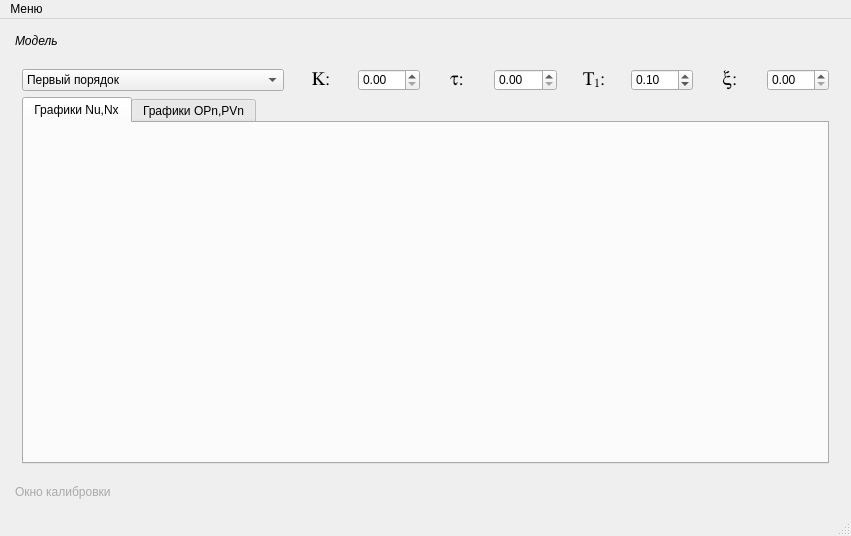
First picture: the form in testPlot/testplot.ui, repository vazgmik/testPlot, before the edit.
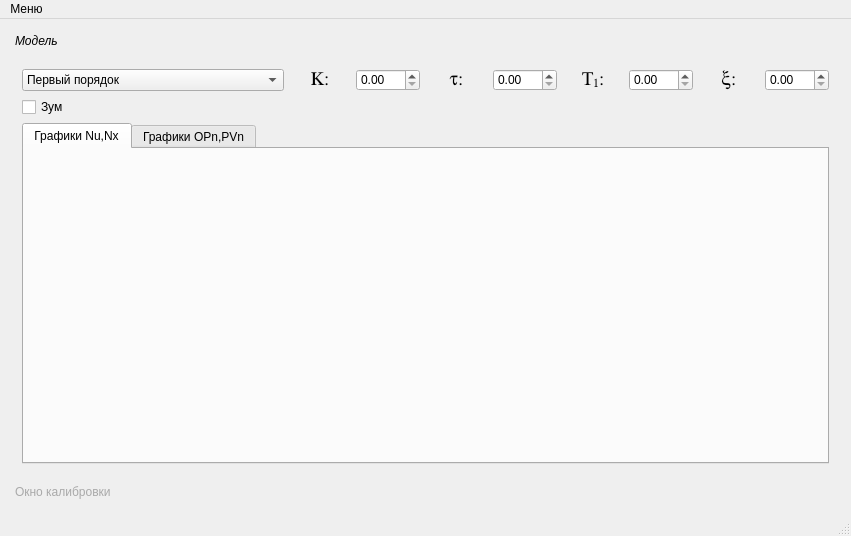
Second picture: the form after the edit. Custom widgets are drawn as their Qt base class.

Commit message: add scale(zoom,drag),save/load(settings and graph data )

What changed in the file:
```diff
--- a/testPlot/testplot.ui
+++ b/testPlot/testplot.ui
@@ -19,6 +19,15 @@
      <layout class="QVBoxLayout" name="verticalLayout_4">
       <item>
        <widget class="QToolBox" name="toolBox">
+        <property name="enabled">
+         <bool>true</bool>
+        </property>
+        <property name="sizePolicy">
+         <sizepolicy hsizetype="Preferred" vsizetype="Minimum">
+          <horstretch>0</horstretch>
+          <verstretch>0</verstretch>
+         </sizepolicy>
+        </property>
         <property name="styleSheet">
          <string notr="true">QToolBox::tab {
      background: qlineargradient(x1: 0, y1: 0, x2: 0, y2: 1,
@@ -36,6 +45,9 @@
         <property name="currentIndex">
          <number>0</number>
         </property>
+        <property name="tabSpacing">
+         <number>6</number>
+        </property>
         <widget class="QWidget" name="pmodel">
          <property name="geometry">
           <rect>
@@ -88,7 +100,11 @@
                </widget>
               </item>
               <item>
-               <widget class="QDoubleSpinBox" name="spGain"/>
+               <widget class="QDoubleSpinBox" name="sbGain">
+                <property name="maximum">
+                 <double>500.990000000000009</double>
+                </property>
+               </widget>
               </item>
               <item>
                <widget class="QLabel" name="lb_Delay">
@@ -103,7 +119,11 @@
                </widget>
               </item>
               <item>
-               <widget class="QDoubleSpinBox" name="sbDelay"/>
+               <widget class="QDoubleSpinBox" name="sbDelay">
+                <property name="maximum">
+                 <double>500.990000000000009</double>
+                </property>
+               </widget>
               </item>
               <item>
                <widget class="QLabel" name="lb_Time1">
@@ -119,8 +139,11 @@
               </item>
               <item>
                <widget class="QDoubleSpinBox" name="sbTime1">
+                <property name="maximum">
+                 <double>500.990000000000009</double>
+                </property>
                 <property name="value">
-                 <double>0.100000000000000</double>
+                 <double>0.000000000000000</double>
                 </property>
                </widget>
               </item>
@@ -139,10 +162,21 @@
                </widget>
               </item>
               <item>
-               <widget class="QDoubleSpinBox" name="sbTimeEps"/>
+               <widget class="QDoubleSpinBox" name="sbTimeEps">
+                <property name="maximum">
+                 <double>500.990000000000009</double>
+                </property>
+               </widget>
               </item>
              </layout>
             </item>
+            <item>
+             <widget class="QCheckBox" name="cbZoom">
+              <property name="text">
+               <string>Зум</string>
+              </property>
+             </widget>
+            </item>
             <item>
              <widget class="QTabWidget" name="plotWidget">
               <property name="currentIndex">
```
Left out of the diff: 19 changed lines with no effect on the pictures. The commit also changes 4 other files.
